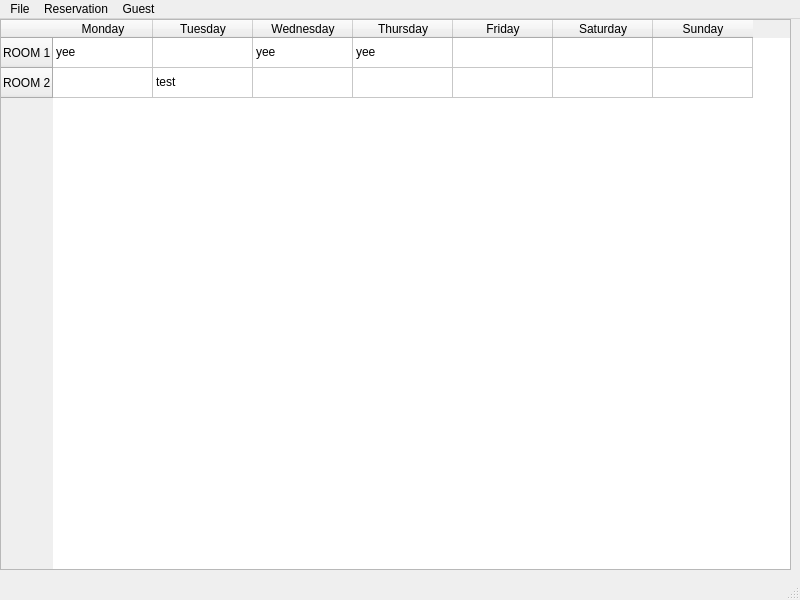
The window that ELHotel/mainwindow.ui (lukasz-drzensla/elhotel) describes before a commit, drawn with Qt 5.
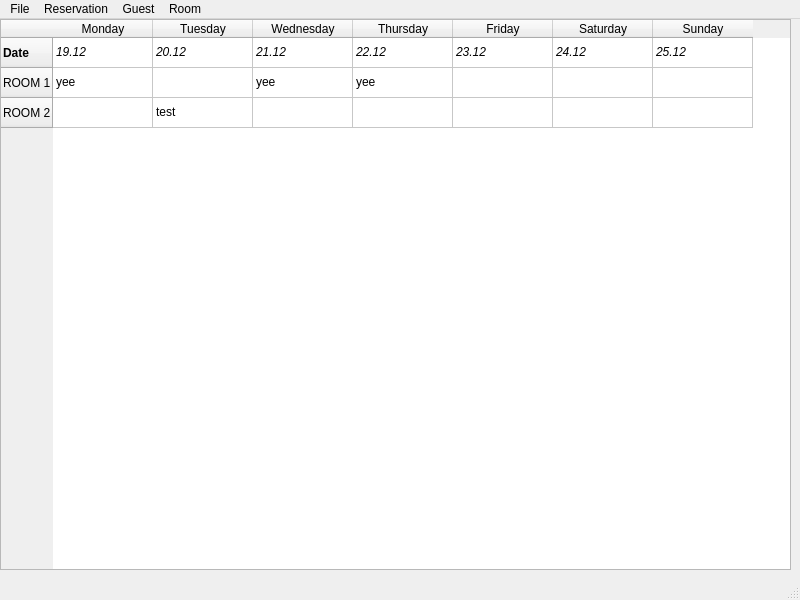
The same window after the commit.

The edit to the form file:
```diff
--- a/ELHotel/mainwindow.ui
+++ b/ELHotel/mainwindow.ui
@@ -23,6 +23,17 @@
       <height>551</height>
      </rect>
     </property>
+    <row>
+     <property name="text">
+      <string>Date</string>
+     </property>
+     <property name="font">
+      <font>
+       <italic>false</italic>
+       <bold>true</bold>
+      </font>
+     </property>
+    </row>
     <row>
      <property name="text">
       <string>ROOM 1</string>
@@ -70,26 +81,96 @@
     </column>
     <item row="0" column="0">
      <property name="text">
-      <string>yee</string>
+      <string>19.12</string>
+     </property>
+     <property name="font">
+      <font>
+       <italic>true</italic>
+      </font>
      </property>
     </item>
     <item row="0" column="1">
      <property name="text">
-      <string/>
+      <string>20.12</string>
+     </property>
+     <property name="font">
+      <font>
+       <italic>true</italic>
+      </font>
      </property>
     </item>
     <item row="0" column="2">
      <property name="text">
-      <string>yee</string>
+      <string>21.12</string>
+     </property>
+     <property name="font">
+      <font>
+       <italic>true</italic>
+      </font>
      </property>
     </item>
     <item row="0" column="3">
      <property name="text">
+      <string>22.12</string>
+     </property>
+     <property name="font">
+      <font>
+       <italic>true</italic>
+      </font>
+     </property>
+    </item>
+    <item row="0" column="4">
+     <property name="text">
+      <string>23.12</string>
+     </property>
+     <property name="font">
+      <font>
+       <italic>true</italic>
+      </font>
+     </property>
+    </item>
+    <item row="0" column="5">
+     <property name="text">
+      <string>24.12</string>
+     </property>
+     <property name="font">
+      <font>
+       <italic>true</italic>
+      </font>
+     </property>
+    </item>
+    <item row="0" column="6">
+     <property name="text">
+      <string>25.12</string>
+     </property>
+     <property name="font">
+      <font>
+       <italic>true</italic>
+      </font>
+     </property>
+    </item>
+    <item row="1" column="0">
+     <property name="text">
       <string>yee</string>
      </property>
     </item>
     <item row="1" column="1">
      <property name="text">
+      <string/>
+     </property>
+    </item>
+    <item row="1" column="2">
+     <property name="text">
+      <string>yee</string>
+     </property>
+    </item>
+    <item row="1" column="3">
+     <property name="text">
+      <string>yee</string>
+     </property>
+    </item>
+    <item row="2" column="1">
+     <property name="text">
       <string>test</string>
      </property>
     </item>
@@ -123,10 +204,18 @@
     </property>
     <addaction name="actionAdd"/>
     <addaction name="actionRemove"/>
+    <addaction name="actionSayHello"/>
+   </widget>
+   <widget class="QMenu" name="menuRoom">
+    <property name="title">
+     <string>Room</string>
+    </property>
+    <addaction name="actionAdd_3"/>
    </widget>
    <addaction name="menuFile"/>
    <addaction name="menuReservation"/>
    <addaction name="menuGuest"/>
+   <addaction name="menuRoom"/>
   </widget>
   <widget class="QStatusBar" name="statusbar"/>
   <action name="actionAdd">
```
Left out of the diff: 10 changed lines with no effect on the pictures.
